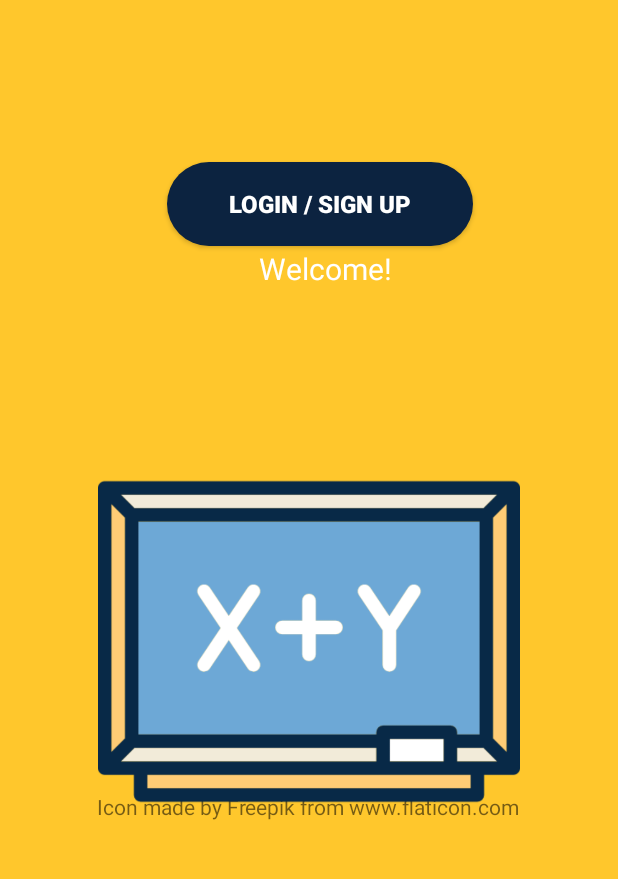
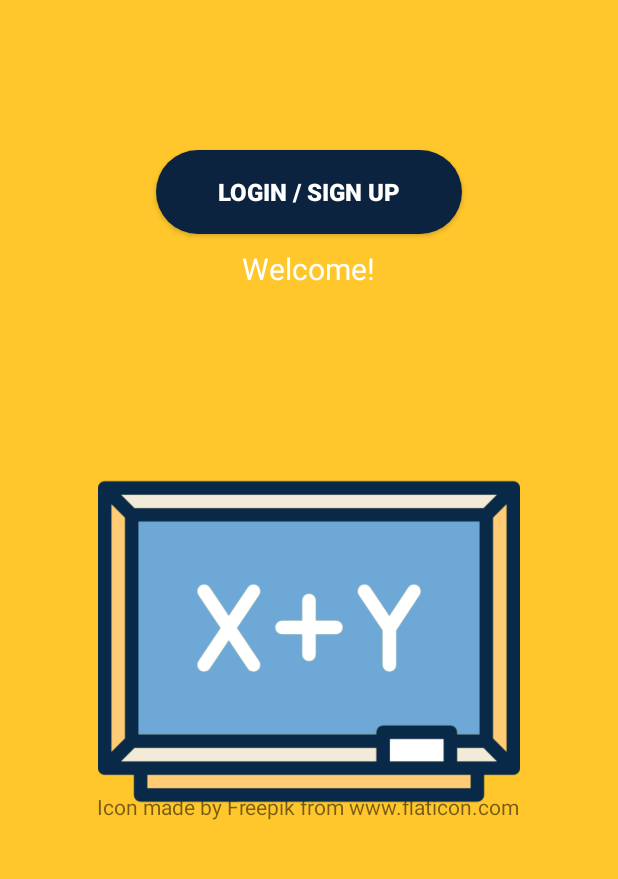
Before and after one commit to Nanonaitor/CourseComrade, an Android app: the screen it shows after launch (StartupActivity), on a phone screen of 412 x 824 dp, the part 315-1194 px from its top. Run offline under Robolectric (Android 15) with nearby library versions, the phone set to English and light mode, and no system bars.

Commit message:
Minor GUI fixes
- Mismatched items fixed...

```diff
--- a/app/src/main/java/com/ics45j/coursecomrade/StartupActivity.java
+++ b/app/src/main/java/com/ics45j/coursecomrade/StartupActivity.java
@@ -25,13 +25,13 @@ public class StartupActivity extends AppCompatActivity {
         });
 
 
-        //buttonSignUp = (Button) findViewById(R.id.buttonSignUp);
+        /*buttonSignUp = (Button) findViewById(R.id.buttonSignUp);
         buttonSignUp.setOnClickListener(new View.OnClickListener() {
             @Override
             public void onClick(View v) {
                 openSignUpActivity();
             }
-        });
+        });*/
 
     }
     public void openLoginActivity() {
--- a/app/src/main/res/layout/activity_login.xml
+++ b/app/src/main/res/layout/activity_login.xml
@@ -41,7 +41,7 @@
         app:layout_constraintHorizontal_bias="0.0"
         app:layout_constraintStart_toStartOf="parent"
         app:layout_constraintTop_toTopOf="parent"
-        app:layout_constraintVertical_bias="0.33" />
+        app:layout_constraintVertical_bias="0.266" />
 
     <ImageView
         android:id="@+id/imageSignIn"
@@ -67,10 +67,9 @@
         android:textSize="20dp"
         app:layout_constraintBottom_toBottomOf="parent"
         app:layout_constraintEnd_toEndOf="parent"
-        app:layout_constraintHorizontal_bias="0.561"
         app:layout_constraintStart_toStartOf="parent"
         app:layout_constraintTop_toTopOf="parent"
-        app:layout_constraintVertical_bias="0.413" />
+        app:layout_constraintVertical_bias="0.336" />
 
     <TextView
         android:id="@+id/textCreditsSignIn"
--- a/app/src/main/res/layout/activity_search.xml
+++ b/app/src/main/res/layout/activity_search.xml
@@ -58,7 +58,7 @@
         app:layout_constraintHorizontal_chainStyle="packed"
         app:layout_constraintStart_toStartOf="parent"
         app:layout_constraintTop_toTopOf="parent"
-        app:layout_constraintVertical_bias="0.266" />
+        app:layout_constraintVertical_bias="0.185" />
 
     <Button
         android:id="@+id/buttonReset"
@@ -75,7 +75,7 @@
         app:layout_constraintEnd_toEndOf="parent"
         app:layout_constraintStart_toEndOf="@+id/buttonSubmit"
         app:layout_constraintTop_toTopOf="parent"
-        app:layout_constraintVertical_bias="0.266" />
+        app:layout_constraintVertical_bias="0.184" />
 
     <Button
         android:id="@+id/buttonSaveChanges"
@@ -91,7 +91,7 @@
         app:layout_constraintEnd_toEndOf="parent"
         app:layout_constraintStart_toStartOf="parent"
         app:layout_constraintTop_toTopOf="parent"
-        app:layout_constraintVertical_bias="0.371" />
+        app:layout_constraintVertical_bias="0.275" />
 
     <ImageView
         android:id="@+id/imageView"
--- a/app/src/main/res/layout/activity_startup.xml
+++ b/app/src/main/res/layout/activity_startup.xml
@@ -82,7 +82,7 @@
         android:textSize="20dp"
         app:layout_constraintBottom_toBottomOf="parent"
         app:layout_constraintEnd_toEndOf="parent"
-        app:layout_constraintHorizontal_bias="0.533"
+        app:layout_constraintHorizontal_bias="0.498"
         app:layout_constraintStart_toStartOf="parent"
         app:layout_constraintTop_toTopOf="parent"
         app:layout_constraintVertical_bias="0.431" />
@@ -92,8 +92,6 @@
         android:layout_width="204dp"
         android:layout_height="56dp"
         android:layout_centerHorizontal="true"
-        android:layout_marginStart="111dp"
-        android:layout_marginEnd="56dp"
         android:background="@drawable/rounded_button"
         android:text="Login / Sign Up"
         android:textColor="@color/colorPrimaryWhite"
@@ -101,10 +99,9 @@
         android:textStyle="bold"
         app:layout_constraintBottom_toBottomOf="parent"
         app:layout_constraintEnd_toEndOf="parent"
-        app:layout_constraintHorizontal_bias="0.0"
         app:layout_constraintStart_toStartOf="parent"
         app:layout_constraintTop_toTopOf="parent"
-        app:layout_constraintVertical_bias="0.368" />
+        app:layout_constraintVertical_bias="0.357" />
 
     <ImageView
         android:id="@+id/imageStartupBlackboard"
```
